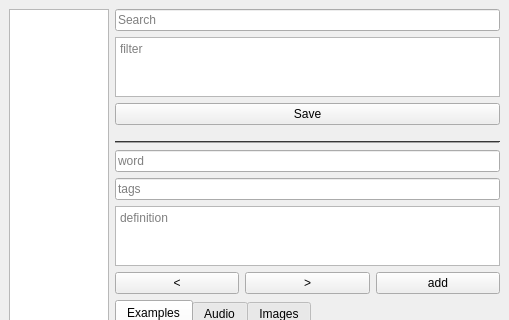
Before: the Qt Designer form qt/Widgets/MainWindow/mainwindow.ui in ladudin/Dict2FlashcardsQT, drawn with Qt 5; both pictures show x 0 to 509 and y 0 to 320 of the 509 by 567 pixel window.
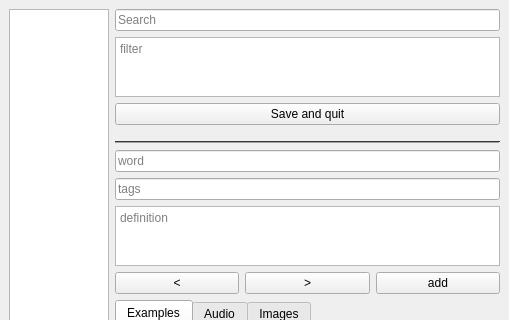
After: the same form once the commit is applied.

What changed in the file:
```diff
--- a/qt/Widgets/MainWindow/mainwindow.ui
+++ b/qt/Widgets/MainWindow/mainwindow.ui
@@ -56,7 +56,7 @@
       <item>
        <widget class="QPushButton" name="saveButton">
         <property name="text">
-         <string>Save</string>
+         <string>Save and quit</string>
         </property>
        </widget>
       </item>
```
